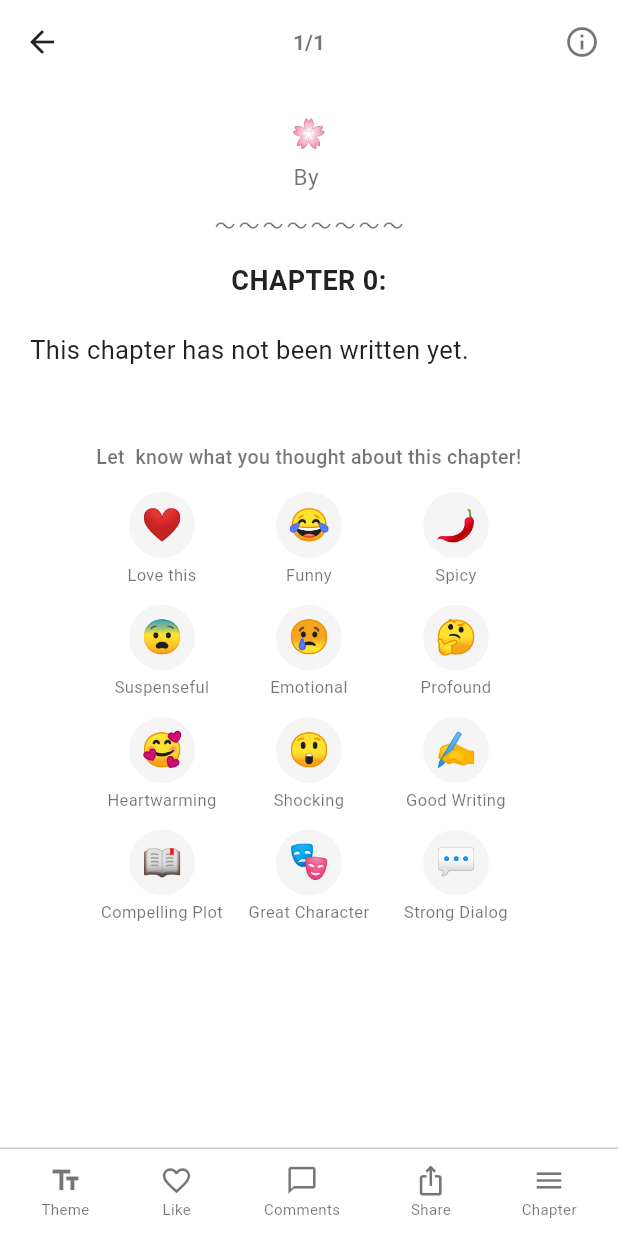
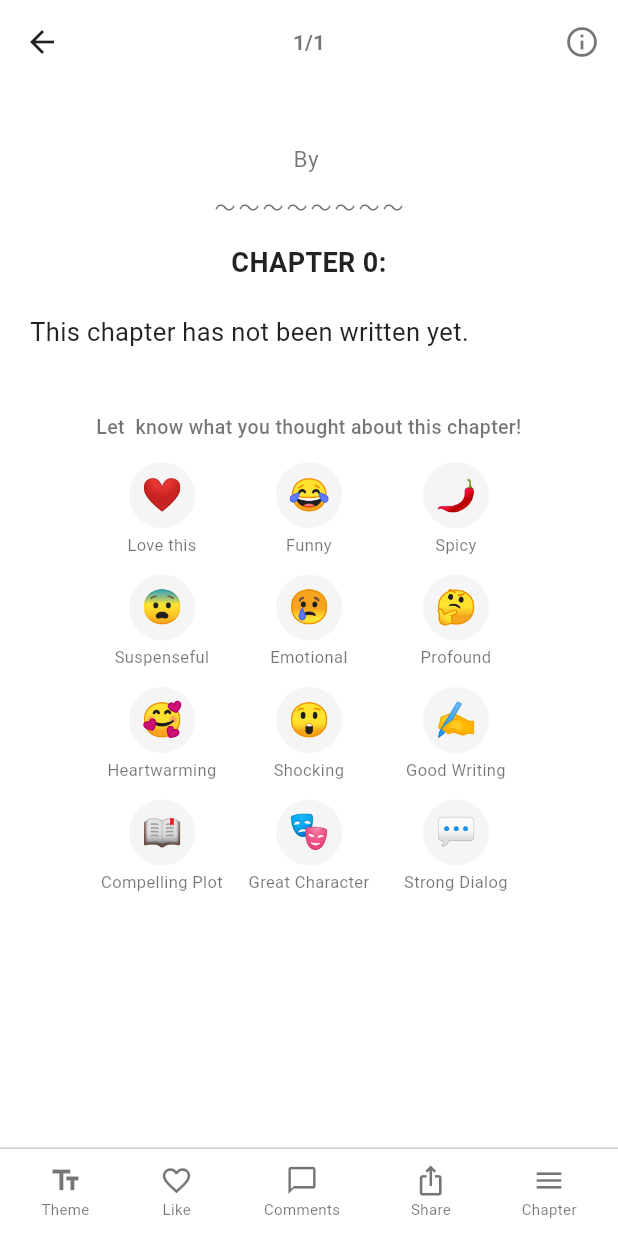
Before and after one commit to lakmalsachithsilva0-web/novel_mobile_app, a Flutter app: the ChapterReaderScreen screen opened directly with empty values, on a phone screen of 412 x 824 dp. Run offline on Flutter 3.47's test engine with Material 3 defaults, Android fonts, the phone set to English and light mode, and no system bars; our stand-ins replace google_sign_in, image_picker, share_plus, shared_preferences; accounts and stored records are empty; network calls fail.

Commit message:
Chapter reader: cover at start, mid+next ads, native share, scroll-to-top on Next Chapter

```diff
--- a/lib/ui/screens/chapter_reader_screen.dart
+++ b/lib/ui/screens/chapter_reader_screen.dart
@@ -1,9 +1,11 @@
 import 'package:flutter/material.dart';
 import 'package:flutter/services.dart';
+import 'package:share_plus/share_plus.dart';
 
 import '../../data/services/api_service.dart';
 
-/// Inkitt-style chapter reader: themes, reactions, next chapter, chapter drawer.
+/// Inkitt-style chapter reader: cover at start, mid-chapter ads,
+/// Next Chapter ads, themes, reactions, native share, scroll-to-top.
 class ChapterReaderScreen extends StatefulWidget {
   const ChapterReaderScreen({
     super.key,
@@ -53,6 +55,7 @@ class _ChapterReaderScreenState extends State<ChapterReaderScreen> {
   final Set<String> _selectedReactions = {};
   bool _liked = false;
   int _likeCount = 0;
+  final ScrollController _scrollController = ScrollController();
 
   static const _reactionOptions = <List<String>>[
     ['❤️', 'Love this'],
@@ -86,6 +89,12 @@ class _ChapterReaderScreenState extends State<ChapterReaderScreen> {
       _chapterNumber = widget.chapterNumber;
     }
     _loadChaptersIfNeeded();
+  }
+
+  @override
+  void dispose() {
+    _scrollController.dispose();
+    super.dispose();
   }
 
   Future<void> _loadChaptersIfNeeded() async {
@@ -134,6 +143,12 @@ class _ChapterReaderScreenState extends State<ChapterReaderScreen> {
     setState(() {
       _chapterIndex++;
       _applyChapter(_chapters[_chapterIndex]);
+    });
+    // Scroll to top of the new chapter
+    WidgetsBinding.instance.addPostFrameCallback((_) {
+      if (_scrollController.hasClients) {
+        _scrollController.jumpTo(0);
+      }
     });
   }
 
@@ -260,6 +275,11 @@ class _ChapterReaderScreenState extends State<ChapterReaderScreen> {
                             _applyChapter(c);
                           });
                           Navigator.pop(ctx);
+                          WidgetsBinding.instance.addPostFrameCallback((_) {
+                            if (_scrollController.hasClients) {
+                              _scrollController.jumpTo(0);
+                            }
+                          });
                         },
                       );
                     },
@@ -275,12 +295,17 @@ class _ChapterReaderScreenState extends State<ChapterReaderScreen> {
 
   Future<void> _share() async {
     final text =
-        'Read ${widget.title} by ${widget.author} — Chapter $_chapterNumber: $_chapterTitle';
-    await Clipboard.setData(ClipboardData(text: text));
-    if (!mounted) return;
-    ScaffoldMessenger.of(context).showSnackBar(
-      const SnackBar(content: Text('Story link copied — share it anywhere')),
-    );
+        'Read "${widget.title}" by ${widget.author} — Chapter $_chapterNumber: $_chapterTitle\n'
+        'Read free on our app.';
+    try {
+      await Share.share(text, subject: widget.title);
+    } catch (_) {
+      await Clipboard.setData(ClipboardData(text: text));
+      if (!mounted) return;
+      ScaffoldMessenger.of(context).showSnackBar(
+        const SnackBar(content: Text('Story link copied — share it anywhere')),
+      );
+    }
   }
 
   Future<void> _loadLikeState() async {
@@ -323,12 +348,83 @@ class _ChapterReaderScreenState extends State<ChapterReaderScreen> {
     }
   }
 
+  Widget _buildAdBanner({required String label}) {
+    return Container(
+      width: double.infinity,
+      margin: const EdgeInsets.symmetric(vertical: 16),
+      padding: const EdgeInsets.symmetric(vertical: 18, horizontal: 16),
+      decoration: BoxDecoration(
+        color: _theme == _ReaderTheme.nightowl
+            ? Colors.white10
+            : const Color(0xFFF0F4F8),
+        borderRadius: BorderRadius.circular(10),
+        border: Border.all(
+          color: _theme == _ReaderTheme.nightowl
+              ? Colors.white24
+              : const Color(0xFFD0D7DE),
+        ),
+      ),
+      child: Column(
+        children: [
+          Text(
+            'Advertisement',
+            style: TextStyle(
+              color: _muted,
+              fontSize: 11,
+              fontWeight: FontWeight.w600,
+              letterSpacing: 0.6,
+            ),
+          ),
+          const SizedBox(height: 6),
+          Text(
+            label,
+            textAlign: TextAlign.center,
+            style: TextStyle(
+              color: _fg,
+              fontSize: 14,
+              fontWeight: FontWeight.w600,
+            ),
+          ),
+          const SizedBox(height: 4),
+          Text(
+            'Sponsored content',
+            style: TextStyle(color: _muted, fontSize: 12),
+          ),
+        ],
+      ),
+    );
+  }
+
+  /// Split chapter content roughly in half for mid-chapter ad placement.
+  List<String> _contentParts() {
+    final text = _chapterContent.trim();
+    if (text.isEmpty) return ['', ''];
+    final mid = text.length ~/ 2;
+    final searchStart = (mid - 200).clamp(0, text.length);
+    final searchEnd = (mid + 200).clamp(0, text.length);
+    final window = text.substring(searchStart, searchEnd);
+    final paraBreak = window.indexOf('\n\n');
+    if (paraBreak >= 0) {
+      final splitAt = searchStart + paraBreak;
+      return [text.substring(0, splitAt).trim(), text.substring(splitAt).trim()];
+    }
+    final space = text.lastIndexOf(' ', mid);
+    if (space > 0) {
+      return [text.substring(0, space).trim(), text.substring(space).trim()];
+    }
+    return [text, ''];
+  }
+
   @override
   Widget build(BuildContext context) {
     final total = _chapters.isEmpty ? 1 : _chapters.length;
     final pageLabel = '${_chapterIndex + 1}/$total';
     final hasNext =
         _chapters.isNotEmpty && _chapterIndex < _chapters.length - 1;
+    final parts = _contentParts();
+    final coverUrl = widget.coverPath.isEmpty
+        ? null
+        : widget.apiService.resolveAssetUrl(widget.coverPath);
 
     return Scaffold(
       backgroundColor: _bg,
@@ -368,12 +464,34 @@ class _ChapterReaderScreenState extends State<ChapterReaderScreen> {
         children: [
           Expanded(
             child: ListView(
+              controller: _scrollController,
               padding: const EdgeInsets.fromLTRB(20, 8, 20, 24),
               children: [
-                const SizedBox(height: 12),
+                // Chapter cover (book cover at start of every chapter)
+                if (coverUrl != null) ...[
+                  const SizedBox(height: 8),
+                  Center(
+                    child: ClipRRect(
+                      borderRadius: BorderRadius.circular(8),
+                      child: Image.network(
+                        coverUrl,
+                        width: 140,
+                        height: 200,
+                        fit: BoxFit.cover,
+                        errorBuilder: (_, _, _) => Container(
+                          width: 140,
+                          height: 200,
+                          color: Colors.grey.shade200,
+                          child: const Icon(Icons.menu_book, size: 48),
+                        ),
+                      ),
+                    ),
+                  ),
+                  const SizedBox(height: 16),
+                ],
                 Center(
                   child: Text(
-                    '🌸  ${widget.title}',
+                    widget.title,
                     textAlign: TextAlign.center,
                     style: TextStyle(
                       color: _fg,
@@ -411,17 +529,38 @@ class _ChapterReaderScreenState extends State<ChapterReaderScreen> {
                   ),
                 ),
                 const SizedBox(height: 20),
+                // First half of content
                 Text(
-                  _chapterContent.isEmpty
+                  parts[0].isEmpty && parts[1].isEmpty
                       ? 'This chapter has not been written yet.'
-                      : _chapterContent,
+                      : parts[0],
                   style: TextStyle(
                     color: _fg,
                     fontSize: _fontSize,
                     height: 1.75,
                   ),
                 ),
-                const SizedBox(height: 32),
+                // Mid-chapter advertisement
+                if (parts[0].isNotEmpty && parts[1].isNotEmpty)
+                  _buildAdBanner(
+                    label: 'Discover more stories you\'ll love',
+                  ),
+                // Second half of content
+                if (parts[1].isNotEmpty)
+                  Text(
+                    parts[1],
+                    style: TextStyle(
+                      color: _fg,
+                      fontSize: _fontSize,
+                      height: 1.75,
+                    ),
+                  ),
+                const SizedBox(height: 24),
+                // Ad near Next Chapter button
+                if (hasNext)
+                  _buildAdBanner(
+                    label: 'Continue reading more free stories',
+                  ),
                 if (hasNext)
                   Padding(
                     padding: const EdgeInsets.symmetric(vertical: 8),
```
